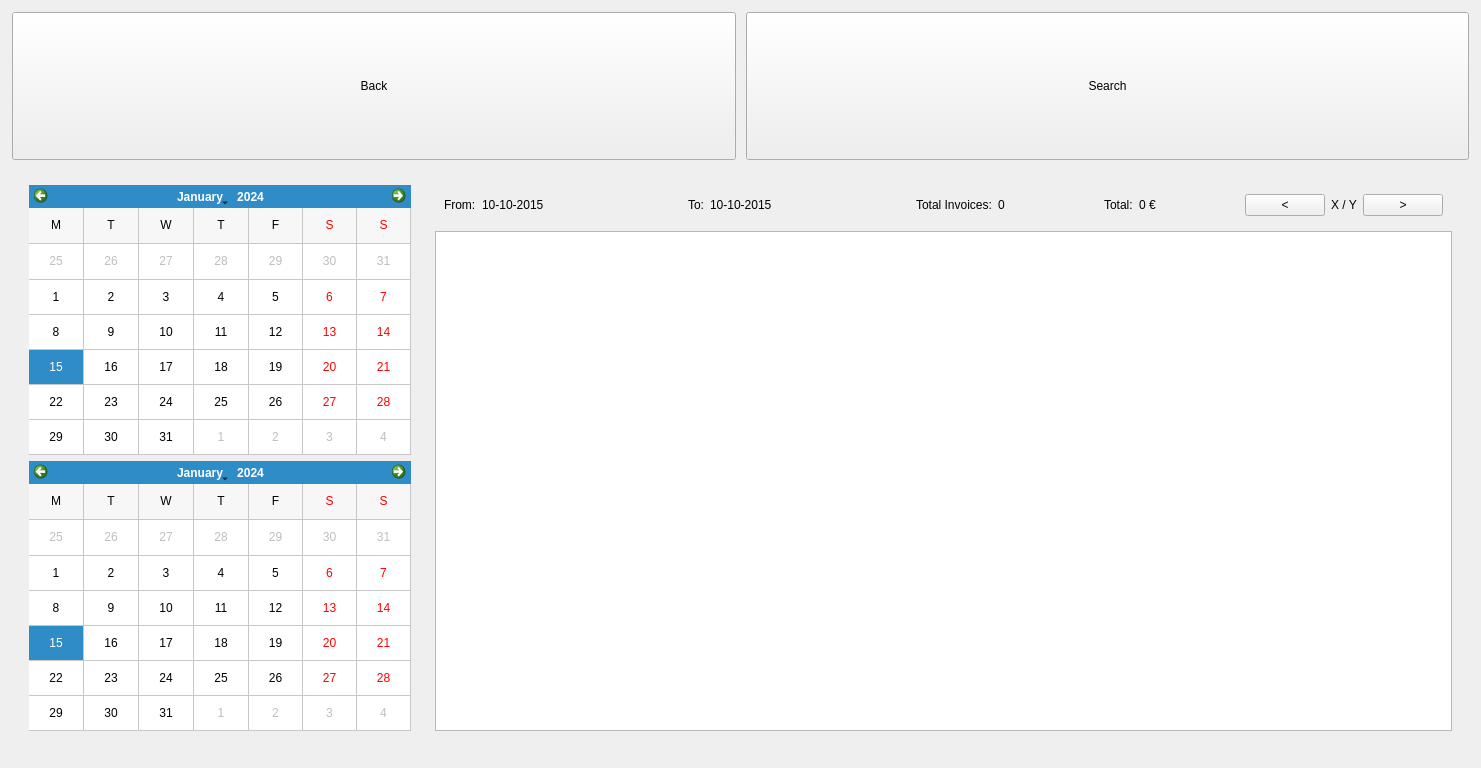
Before: the Qt Designer form penyamanager/user/invoicelistwindow.ui in eguzki/penyamanager, drawn with Qt 5.
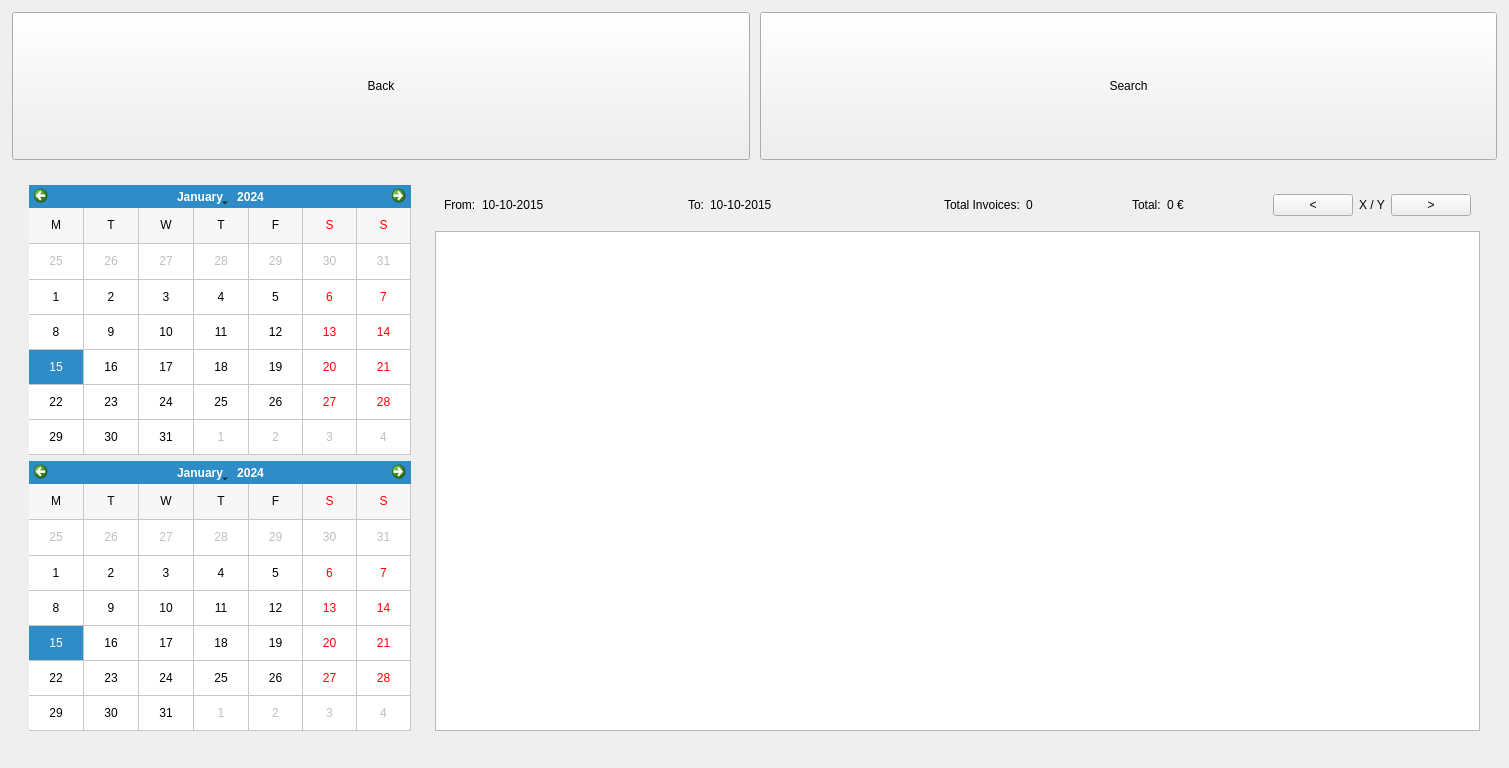
After: the same form once the commit is applied.

Commit message: invoice list single click

Diff of the .ui file:
```diff
--- a/penyamanager/user/invoicelistwindow.ui
+++ b/penyamanager/user/invoicelistwindow.ui
@@ -6,7 +6,7 @@
    <rect>
     <x>0</x>
     <y>0</y>
-    <width>1463</width>
+    <width>1509</width>
     <height>768</height>
    </rect>
   </property>
@@ -266,6 +266,9 @@
            <property name="editTriggers">
             <set>QAbstractItemView::NoEditTriggers</set>
            </property>
+           <property name="alternatingRowColors">
+            <bool>true</bool>
+           </property>
            <property name="selectionMode">
             <enum>QAbstractItemView::SingleSelection</enum>
            </property>
```
The commit also changes 2 other files.
